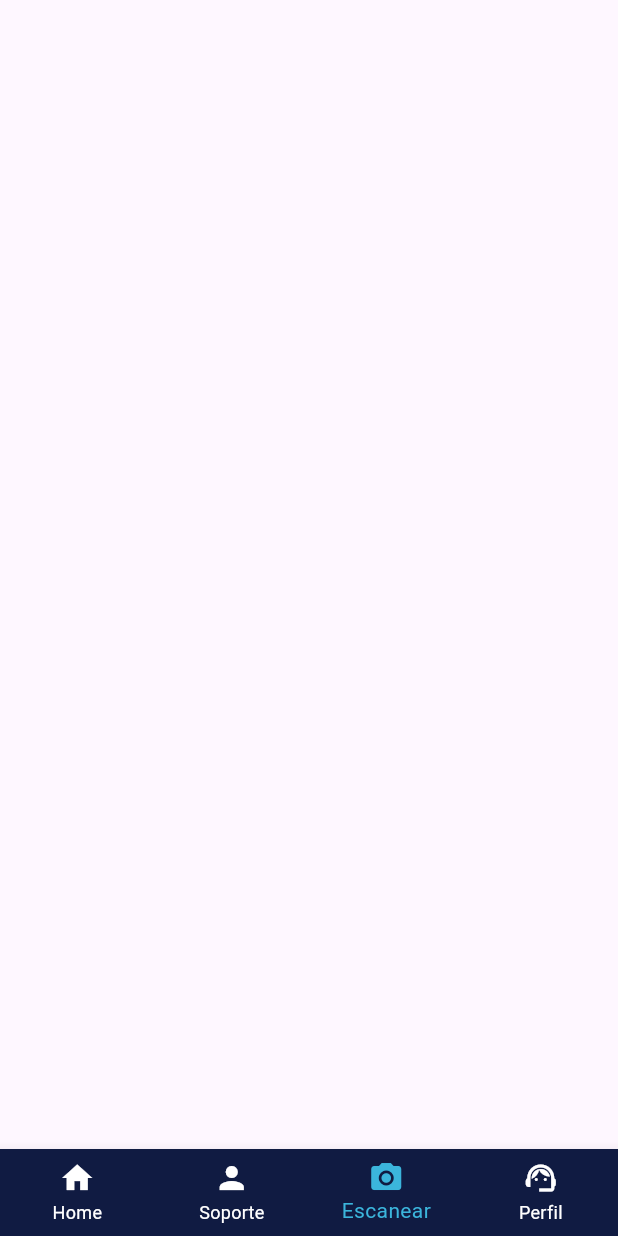
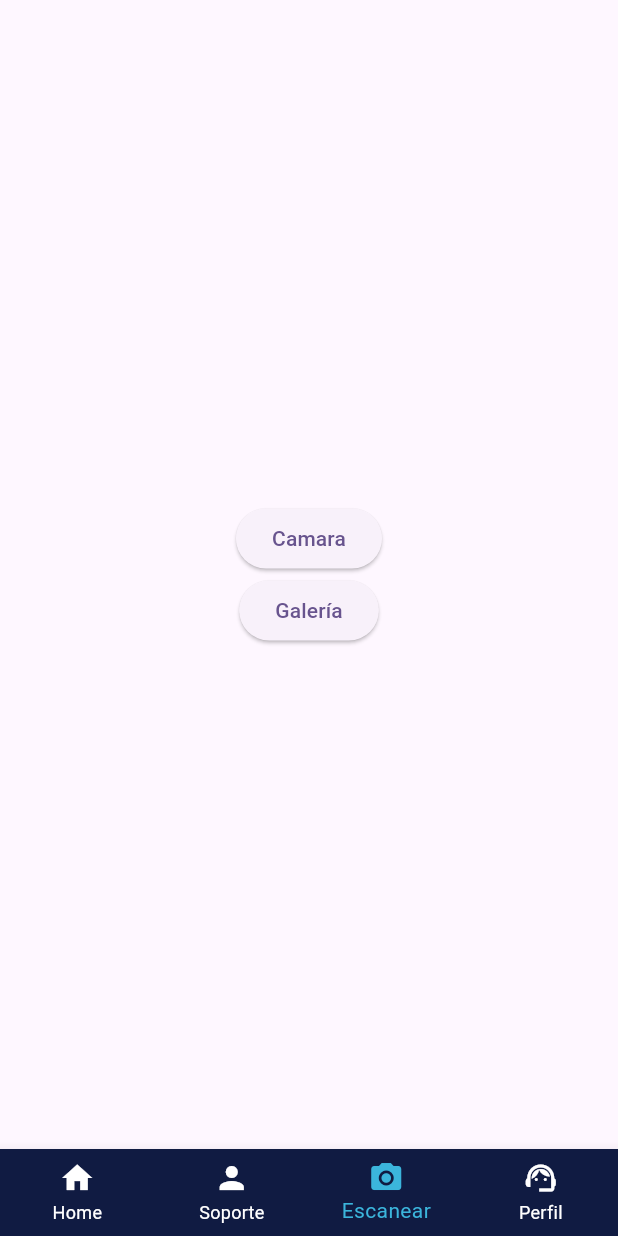
Before and after one commit to Diegdary/zerowaste, a Flutter app: the screen it shows after launch, item 3 of the bottom bar chosen, on a phone screen of 412 x 824 dp. Run offline on Flutter 3.47's test engine with Material 3 defaults, Android fonts, the phone set to English and light mode, and no system bars; our stand-ins replace image_picker.

```diff
--- a/gestion_final/lib/screens/Scan.dart
+++ b/gestion_final/lib/screens/Scan.dart
@@ -1,4 +1,5 @@
 import 'package:flutter/material.dart';
+import 'package:image_picker/image_picker.dart';
 
 class Scancam extends StatefulWidget {
   const Scancam({super.key});
@@ -10,6 +11,24 @@ class Scancam extends StatefulWidget {
 class _ScancamState extends State<Scancam> {
   @override
   Widget build(BuildContext context) {
-    return const Scaffold();
+    return Scaffold(
+      body: Center(
+        child: Column(
+          mainAxisAlignment: MainAxisAlignment.center,
+          children: [
+            ElevatedButton(onPressed: () {}, child: Text("Camara")),
+            ElevatedButton(
+                onPressed: () {
+                  PickImage();
+                },
+                child: Text("Galería"))
+          ],
+        ),
+      ),
+    );
+  }
+
+  Future PickImage() async {
+    final image = await ImagePicker().pickImage(source: ImageSource.gallery);
   }
 }
```
Also changed, not shown: gestion_final/lib/screens/MainContent.dart (+5 -3 lines).
